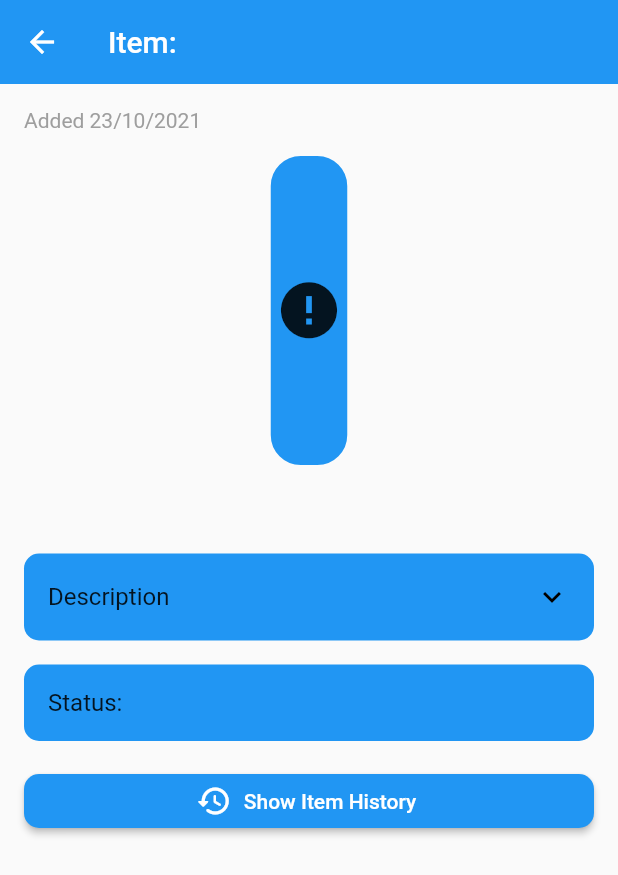
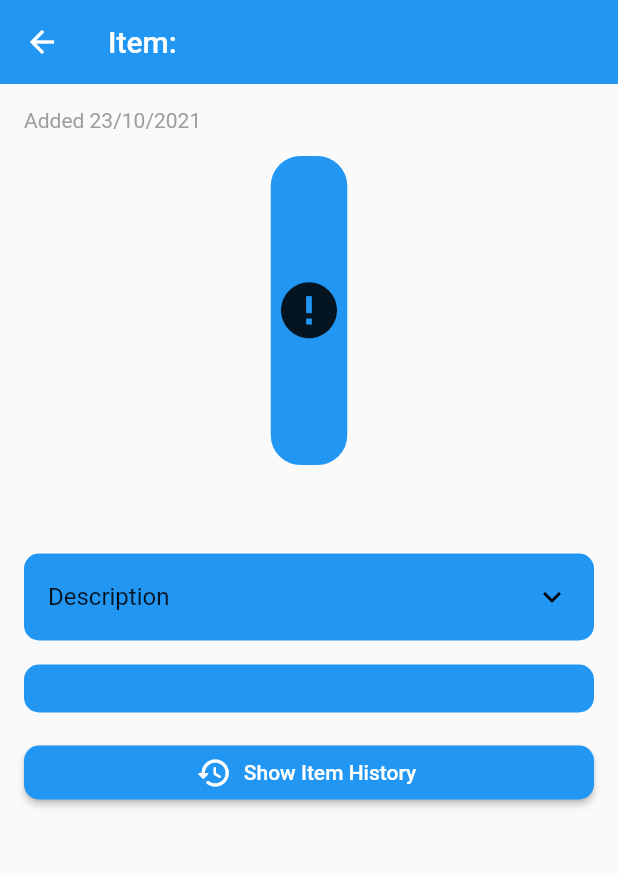
Before and after one commit to Reszkettle/lend-me, a Flutter app: the ItemDetails screen opened directly with empty values, on a phone screen of 412 x 824 dp. Shown: the top 875 px of the screen. Run offline on Flutter 3.47's test engine with Material 2 defaults, Android fonts, the phone set to English and light mode, and no system bars; drawn by our look-alikes of cached_network_image; our stand-ins replace cloud_firestore, cloud_functions, firebase_auth, firebase_core, firebase_storage, flutter_signin_button and 6 more; missing offline and left inert: flutter_facebook_auth; accounts and stored records are empty; network calls fail.

Commit message:
Empty detail panels created

```diff
--- a/frontend/lendme/lib/routes/main_routes.dart
+++ b/frontend/lendme/lib/routes/main_routes.dart
@@ -1,7 +1,7 @@
 import 'package:flutter/material.dart';
 import 'package:lendme/screens/home/home.dart';
 import 'package:lendme/screens/other/add_item.dart';
-import 'package:lendme/screens/other/item_details.dart';
+import 'package:lendme/screens/other/item_details/item_details.dart';
 import 'package:lendme/screens/settings/change_theme.dart';
 import 'package:lendme/screens/settings/credits.dart';
 import 'package:lendme/screens/settings/edit_profile.dart';
--- a/frontend/lendme/lib/screens/auth/auth_main.dart
+++ b/frontend/lendme/lib/screens/auth/auth_main.dart
@@ -5,7 +5,7 @@ import 'package:flutter_signin_button/button_view.dart';
 import 'package:lendme/components/loadable_area.dart';
 import 'package:lendme/exceptions/exceptions.dart';
 import 'package:lendme/services/auth_service.dart';
-import 'package:lendme/utils/ui/error_snackbar.dart';
+import 'package:lendme/utils/error_snackbar.dart';
 
 class AuthMain extends StatefulWidget {
   const AuthMain({Key? key}) : super(key: key);
--- a/frontend/lendme/lib/screens/auth/email_sign_in.dart
+++ b/frontend/lendme/lib/screens/auth/email_sign_in.dart
@@ -2,7 +2,7 @@ import 'package:flutter/material.dart';
 import 'package:lendme/components/loadable_area.dart';
 import 'package:lendme/exceptions/exceptions.dart';
 import 'package:lendme/services/auth_service.dart';
-import 'package:lendme/utils/ui/error_snackbar.dart';
+import 'package:lendme/utils/error_snackbar.dart';
 
 class EmailSignIn extends StatefulWidget {
   const EmailSignIn({Key? key}) : super(key: key);
--- a/frontend/lendme/lib/screens/other/add_item.dart
+++ b/frontend/lendme/lib/screens/other/add_item.dart
@@ -8,7 +8,7 @@ import 'package:permission_handler/permission_handler.dart';
 import 'package:lendme/repositories/item_repository.dart';
 import 'package:lendme/exceptions/exceptions.dart';
 import 'package:lendme/components/loadable_area.dart';
-import 'package:lendme/utils/ui/error_snackbar.dart';
+import 'package:lendme/utils/error_snackbar.dart';
 
 class AddItem extends StatefulWidget {
   const AddItem({Key? key}) : super(key: key);
--- a/frontend/lendme/lib/screens/other/item_details.dart
+++ b/frontend/lendme/lib/screens/other/item_details/item_details.dart
@@ -5,6 +5,7 @@ import 'package:lendme/components/loadable_area.dart';
 import 'package:lendme/models/item.dart';
 import 'package:lendme/models/user.dart';
 import 'package:lendme/repositories/item_repository.dart';
+import 'package:lendme/screens/other/item_details/panel_available.dart';
 import 'package:provider/provider.dart';
 
 enum ItemStatus {
@@ -213,12 +214,8 @@ class _ItemDetailsState extends State<ItemDetails> {
             crossAxisAlignment: CrossAxisAlignment.start,
             children: [
               Row(
-                children: const [
-                  Text("Status:",
-                    style: TextStyle(
-                      fontSize: 16,
-                    )
-                  ),
+                children: [
+                  _getProperStatusPanel(item, itemStatus),
                 ],
               ),
             ],
@@ -226,6 +223,17 @@ class _ItemDetailsState extends State<ItemDetails> {
         ),
       ],
     );
+  }
+
+  Widget _getProperStatusPanel(Item? item, ItemStatus? itemStatus) {
+    if(item == null || itemStatus == null) {
+      return Container();
+  }
+    if(itemStatus == ItemStatus.myAvailableItem) {
+      return PanelAvailable(itemId: item.id!);
+    } else {
+      return Container();
+    }
   }
 
   Widget _historyButton() {
--- a/frontend/lendme/lib/screens/settings/edit_profile.dart
+++ b/frontend/lendme/lib/screens/settings/edit_profile.dart
@@ -11,7 +11,7 @@ import 'package:lendme/models/user.dart';
 import 'package:lendme/models/user_info.dart';
 import 'package:lendme/repositories/user_repository.dart';
 import 'package:lendme/services/auth_service.dart';
-import 'package:lendme/utils/ui/error_snackbar.dart';
+import 'package:lendme/utils/error_snackbar.dart';
 import 'package:permission_handler/permission_handler.dart';
 import 'package:provider/provider.dart';
 
```
Also changed, not shown: frontend/lendme/lib/screens/other/item_details/panel_available.dart (added, +20 -0 lines), frontend/lendme/lib/screens/other/item_details/panel_borrowed.dart (added, +20 -0 lines), frontend/lendme/lib/screens/other/item_details/panel_lent.dart (added, +20 -0 lines), frontend/lendme/lib/utils/error_snackbar.dart (renamed from frontend/lendme/lib/utils/ui/error_snackbar.dart).
